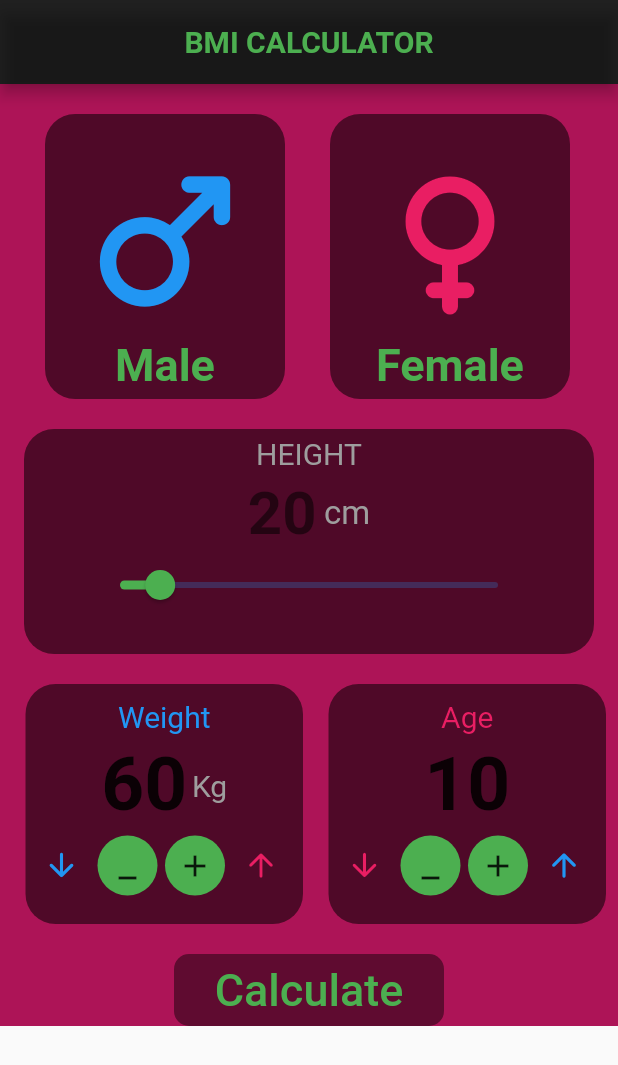
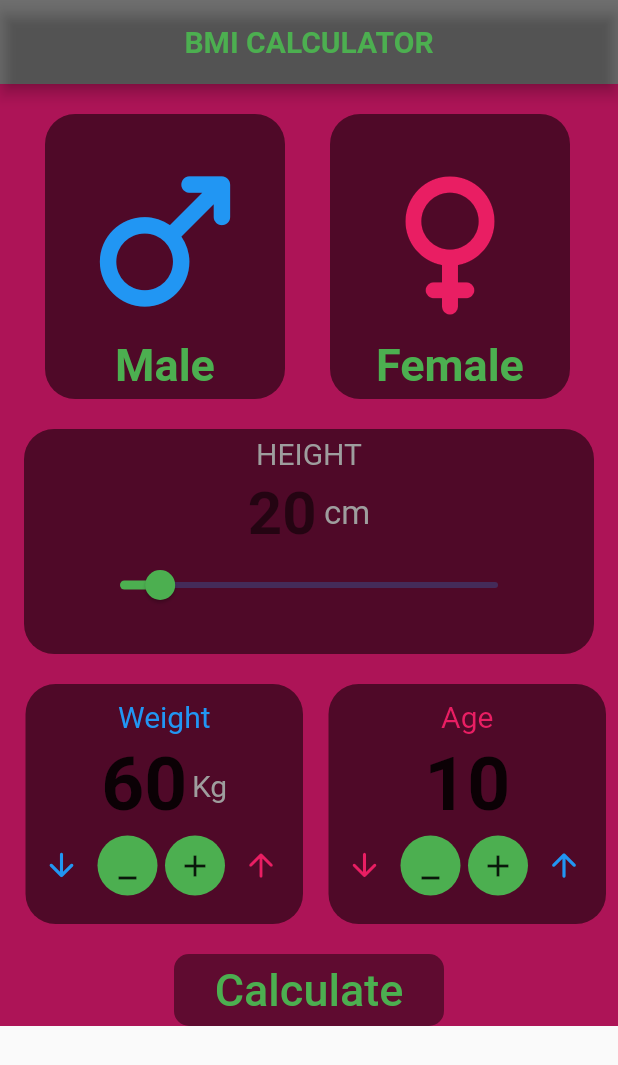
Before and after one commit to FaresAhmed74/BMI_task1, a Flutter app: the screen it shows after launch, on a phone screen of 412 x 824 dp. Shown: the top 1065 px of the screen. Run offline on Flutter 3.47's test engine with Material 2 defaults, Android fonts, the phone set to English and light mode, and no system bars.

Commit message:
Update main.dart

```diff
--- a/lib/main.dart
+++ b/lib/main.dart
@@ -42,7 +42,7 @@ class _HomePageState extends State<HomePage> {
   Widget build(BuildContext context) {
     return Scaffold(
       appBar: AppBar(
-        backgroundColor: Colors.black87,
+        backgroundColor: Colors.black54,
         title: Center(
           child: Text(
               "BMI CALCULATOR", style: TextStyle(fontWeight: FontWeight.bold,color: Colors.green),
```
